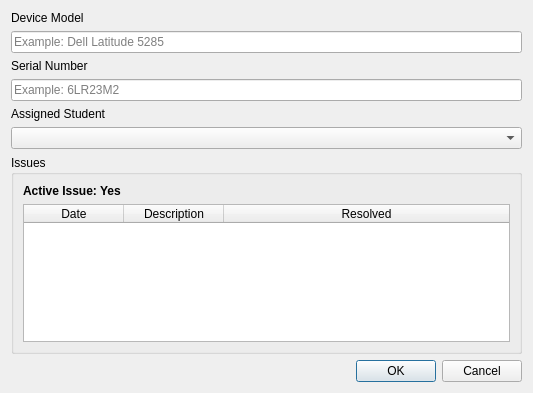
lachbr/lhs-cat-tablet-inventory, file net_edittablet.ui: the form before one commit.
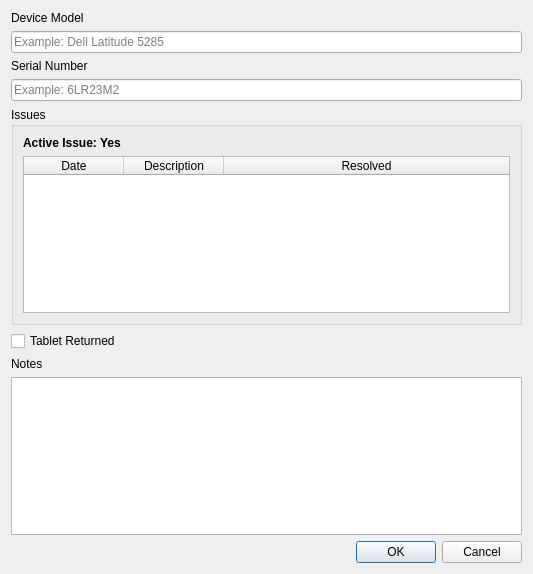
The form after the commit.

Commit message: returned checkbox and additional notes for tablets

What changed in the file:
```diff
--- a/net_edittablet.ui
+++ b/net_edittablet.ui
@@ -7,7 +7,7 @@
     <x>0</x>
     <y>0</y>
     <width>533</width>
-    <height>393</height>
+    <height>574</height>
    </rect>
   </property>
   <property name="windowTitle">
@@ -57,17 +57,24 @@
        </property>
       </widget>
      </item>
-     <item row="5" column="0">
+     <item row="7" column="0">
       <widget class="QLabel" name="label_3">
        <property name="text">
-        <string>Assigned Student</string>
+        <string>Notes</string>
        </property>
       </widget>
      </item>
-     <item row="6" column="0" colspan="2">
-      <widget class="QComboBox" name="studentCombo"/>
+     <item row="8" column="0" colspan="2">
+      <widget class="QTextEdit" name="teNotes"/>
      </item>
-     <item row="7" column="0" colspan="2">
+     <item row="6" column="0">
+      <widget class="QCheckBox" name="chkTabletReturned">
+       <property name="text">
+        <string>Tablet Returned</string>
+       </property>
+      </widget>
+     </item>
+     <item row="5" column="0" colspan="2">
       <widget class="QGroupBox" name="groupBox">
        <property name="title">
         <string>Issues</string>
```
The commit also changes 7 other files.
